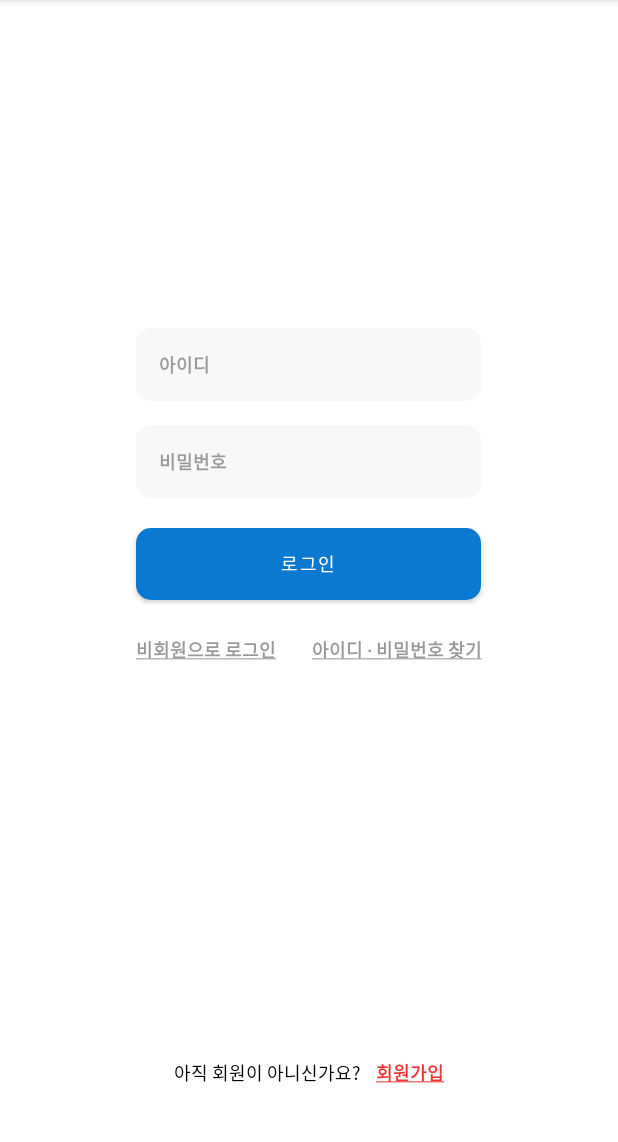
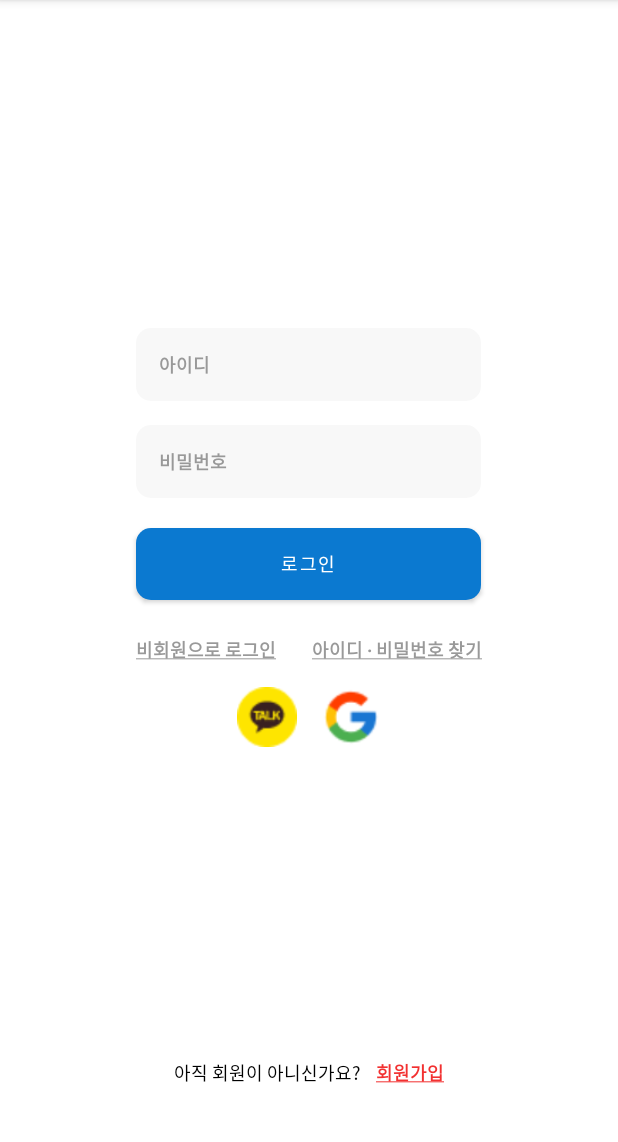
Before and after one commit to DOBONG-explorers/FE, an Android app: the screen it shows after launch (LoginActivity), on a phone screen of 412 x 824 dp, the part 84-1226 px from its top. Run offline under Robolectric (Android 15) with nearby library versions, the phone set to English and light mode, and no system bars.

Commit message:
로그인페이지 수정4

```diff
--- a/app/src/main/res/layout/activity_login.xml
+++ b/app/src/main/res/layout/activity_login.xml
@@ -83,6 +83,31 @@
                 android:textStyle="bold"
                 android:background="@null" />
         </LinearLayout>
+
+        <!-- 기존 guest_login, find_id_pw LinearLayout 아래에 추가 -->
+        <LinearLayout
+            android:layout_width="wrap_content"
+            android:layout_height="wrap_content"
+            android:orientation="horizontal"
+            android:layout_marginTop="16dp"
+            android:gravity="center_horizontal">
+
+            <ImageView
+                android:id="@+id/icon1"
+                android:layout_width="40dp"
+                android:layout_height="40dp"
+                android:src="@drawable/kakaotalk"
+                android:contentDescription="아이콘1"
+                android:layout_marginEnd="16dp"/>
+
+            <ImageView
+                android:id="@+id/icon2"
+                android:layout_width="40dp"
+                android:layout_height="40dp"
+                android:src="@drawable/google"
+                android:contentDescription="아이콘2"/>
+        </LinearLayout>
+
     </LinearLayout>
 
     <!-- 2. 하단 회원가입 문구 -->
```
Also changed, not shown: app/src/main/res/drawable/google.png (added), app/src/main/res/drawable/kakaotalk.png (added).
